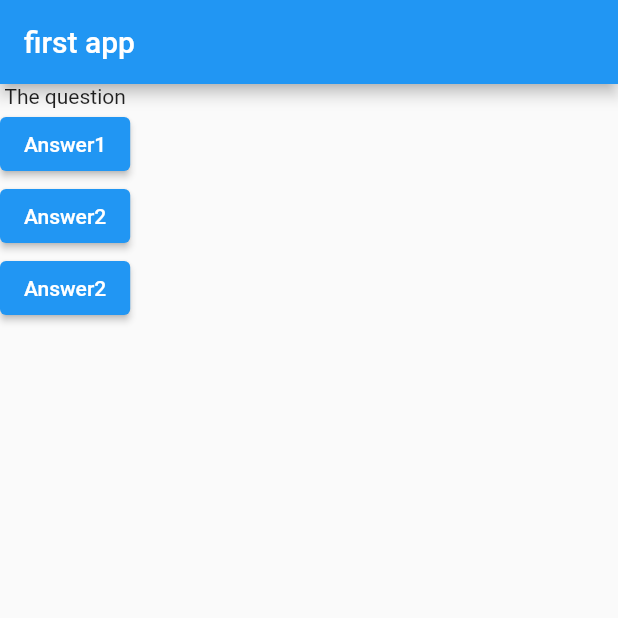
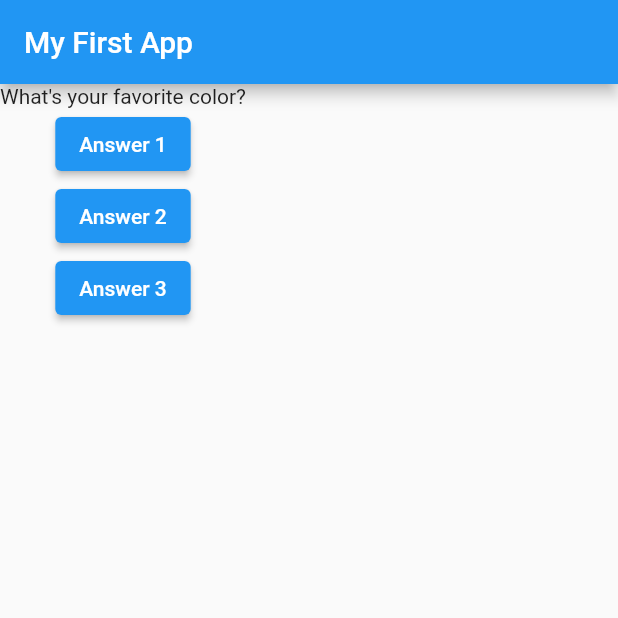
Before and after one commit to horizoncrafts/flutter-guide, a Flutter app: the screen it shows after launch, on a phone screen of 412 x 824 dp, the top half of it. Run offline on Flutter 3.47's test engine with Material 2 defaults, Android fonts, the phone set to English and light mode, and no system bars.

Commit message:
before adding new files

```diff
--- a/flutter_complete_guide/lib/main.dart
+++ b/flutter_complete_guide/lib/main.dart
@@ -1,34 +1,60 @@
 import 'package:flutter/material.dart';
 
-void main() {
-  runApp(MyApp());
+// void main() {
+//   runApp(MyApp());
+// }
+
+void main() => runApp(MyApp());
+
+class MyApp extends StatefulWidget {
+  @override
+  State<StatefulWidget> createState() {
+    return _MyAppState();
+  }
 }
 
-class MyApp extends StatelessWidget {
-  void answerQuestion() {
-    print('answer chosen');
+class _MyAppState extends State<MyApp> {
+  var _questionIndex = 0;
+
+  void _answerQuestion() {
+    setState(() {
+      _questionIndex = _questionIndex + 1;
+    });
+    print(_questionIndex);
   }
 
   @override
   Widget build(BuildContext context) {
     var questions = [
-      'What color?',
-      'What\'s animal?',
+      'What\'s your favorite color?',
+      'What\'s your favorite animal?',
     ];
-
     return MaterialApp(
       home: Scaffold(
-          appBar: AppBar(
-            title: Text('first app'),
-          ),
-          body: Column(
-            children: <Widget>[
-              Text('The question'),
-              ElevatedButton(onPressed: this.answerQuestion, child: Text('Answer1')),
-              ElevatedButton(onPressed: answerQuestion, child: Text('Answer2')),
-              ElevatedButton(onPressed: answerQuestion, child: Text('Answer2'))
-            ],
-          )),
+        appBar: AppBar(
+          title: Text('My First App'),
+        ),
+        body: Column(
+          children: [
+            Text(questions[_questionIndex]),
+            ElevatedButton(
+              child: Text('Answer 1'),
+              onPressed: _answerQuestion,
+            ),
+            ElevatedButton(
+              child: Text('Answer 2'),
+              onPressed: () => print('Answer 2 chosen!'),
+            ),
+            ElevatedButton(
+              child: Text('Answer 3'),
+              onPressed: () {
+                // ...
+                print('Answer 3 chosen');
+              },
+            ),
+          ],
+        ),
+      ),
     );
   }
 }
```
